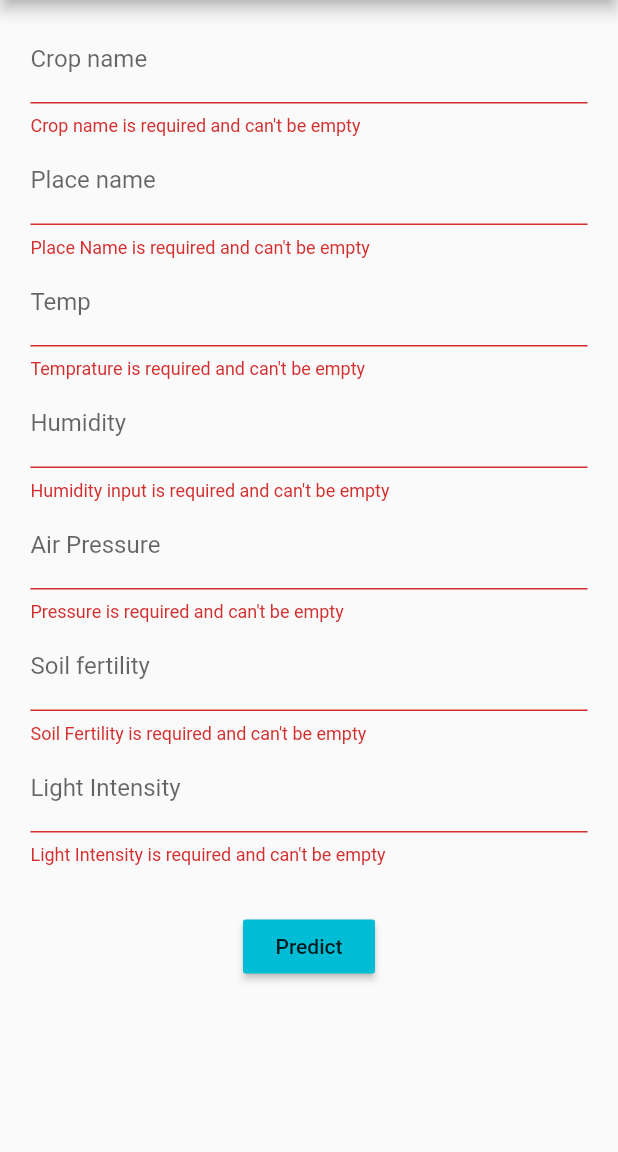
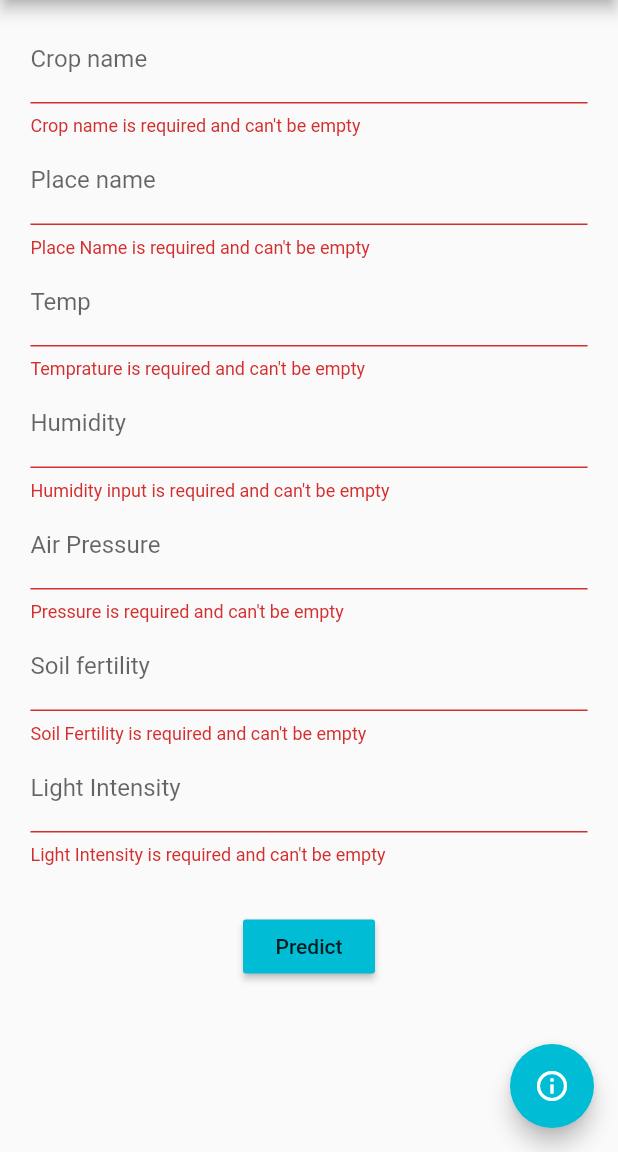
Before and after one commit to AkshitOstwal/kisaan, a Flutter app: the DataEntry screen opened directly, after a tap on "Predict", on a phone screen of 412 x 824 dp, the part 84-1236 px from its top. Run offline on Flutter 3.47's test engine with Material 2 defaults, Android fonts, the light colour scheme and no system bars.

Commit message:
added modal sheet

```diff
--- a/kisaan/lib/pages/dataentry.dart
+++ b/kisaan/lib/pages/dataentry.dart
@@ -250,28 +250,28 @@ class _DataEntryState extends State<DataEntry> {
         child: Text(
             '${_langMode == LangMode.English ? 'Predict' : 'भविष्यवाणी करें'}'),
         color: Theme.of(context).accentColor,
-        onPressed: () async {
+        onPressed: ()  {
           _formKey.currentState.validate();
           _formKey.currentState.save();
           print(json.encode(_formData));
 
-          try  {
-            print('hey');
-            final http.Response response = await http.post(
-                'https://codeforvision.pythonanywhere.com/api',
-                body: json.encode(_formData));
-            print(response);
-            final Map<String, dynamic> responseData =
-                json.decode(response.body);
-            final Map<String, dynamic> recievedId = {'id': responseData['id']};
-            final http.Response finalResponse = await http.post(
-                'https://codeforvision.pythonanywhere.com/api/getwaterlevel',
-                body: json.encode(recievedId));
-            print(finalResponse);
+          // try  {
+          //   print('hey');
+          //   final http.Response response = await http.post(
+          //       'https://codeforvision.pythonanywhere.com/api',
+          //       body: json.encode(_formData));
+          //   print(response);
+          //   final Map<String, dynamic> responseData =
+          //       json.decode(response.body);
+          //   final Map<String, dynamic> recievedId = {'id': responseData['id']};
+          //   final http.Response finalResponse = await http.post(
+          //       'https://codeforvision.pythonanywhere.com/api/getwaterlevel',
+          //       body: json.encode(recievedId));
+          //   print(finalResponse);
 
-          } catch (error) {
-            return false;
-          }
+          // } catch (error) {
+          //   return false;
+          // }
 
           _responseData['crop'] = _formData['crop'];
           _responseData['name'] = _formData['name'];
@@ -280,11 +280,11 @@ class _DataEntryState extends State<DataEntry> {
           _responseData['pressure'] = _formData['pressure'];
           _responseData["soilFertility"] = _formData['soilFertility'];
           _responseData['lightIntensity'] = _formData['lightIntensity'];
-          _responseData['waterQty'] = 10;
+          _responseData['waterQty'] = 5842;
 
           Navigator.of(context).push(MaterialPageRoute(
               builder: (BuildContext context) => DataResponse(_responseData)));
-          return true;
+          // return true;
         },
       ),
     );
@@ -335,6 +335,28 @@ class _DataEntryState extends State<DataEntry> {
       ),
     );
   }
+  void _openModalSheet(BuildContext context) {
+    showModalBottomSheet(
+        context: context,
+        builder: (BuildContext context) {
+          return Container(
+            padding: EdgeInsets.all(10),
+            height: 450,
+            child: Column(children: <Widget>[
+              Text('Other ways we can save water\n1 Rainwater harvesting\n2 Restoring and maintaining our water bodies.\n3 Growing trees.\n4 Mandatory water recycling in all apartments and textiles.\n5 Reusing the waste water from RO. During purification process nearly 70% water gets wasted. We can store and re-use it.\n6 Creating social awareness among the people about effective usage of water.\n7 Revolutionize the agriculture practice.',
+                style: TextStyle(
+                  fontWeight: FontWeight.bold,
+                  fontSize: 20
+                ),
+              ),
+              SizedBox(
+                height: 10,
+              ),
+
+            ]),
+          );
+        });
+  }
 
   @override
   Widget build(BuildContext context) {
@@ -359,6 +381,7 @@ class _DataEntryState extends State<DataEntry> {
         ],
       ),
       body: _buildPageContent(context),
+      floatingActionButton: FloatingActionButton(onPressed: (){_openModalSheet(context);},child: Icon(Icons.info_outline,color: Colors.white,),),
     );
   }
 }
```
